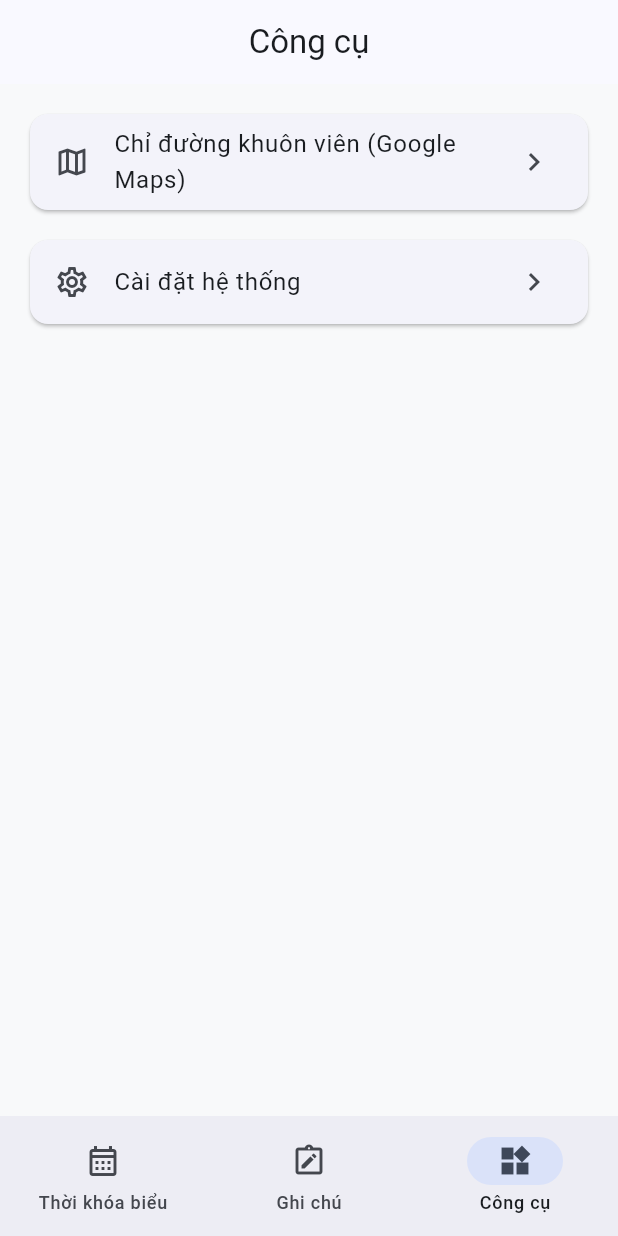
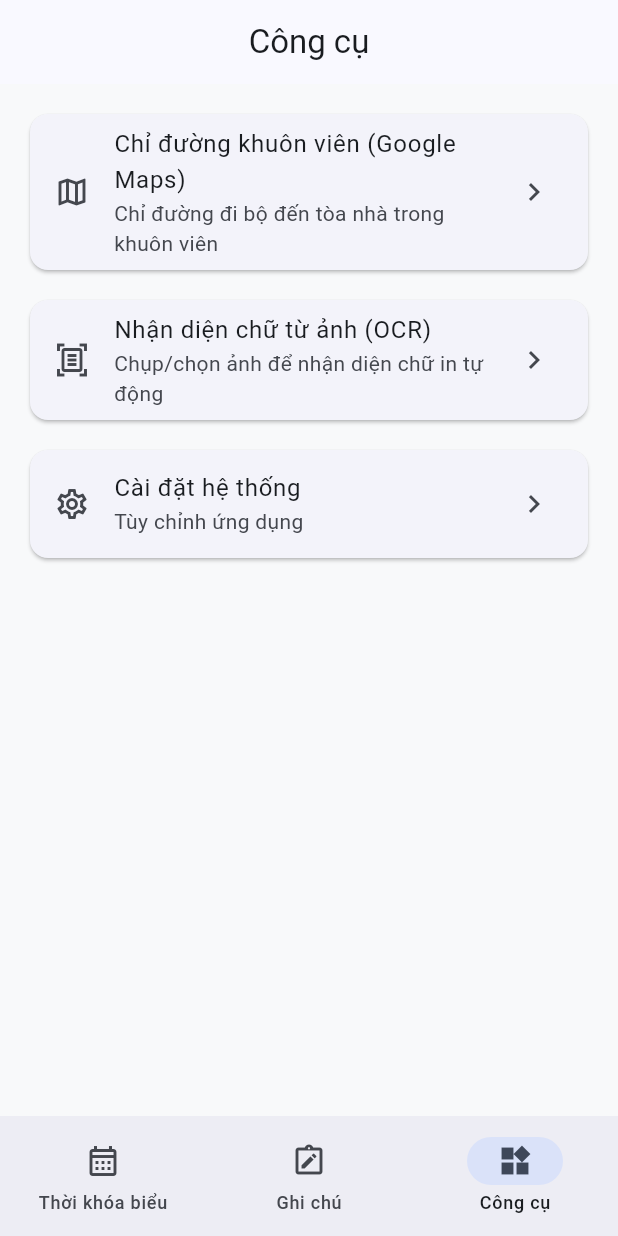
Before and after one commit to meNoobSingle123/studysnap, a Flutter app: the screen it shows after launch, item 3 of the bottom bar chosen, on a phone screen of 412 x 824 dp. Run offline on Flutter 3.47's test engine with Material 3 defaults, Android fonts, the phone set to English and light mode, and no system bars; our stand-ins replace chewie, connectivity_plus, dio, equatable, flutter_bloc, flutter_secure_storage and 6 more; missing offline and left inert: google_mlkit_text_recognition.

Commit message:
feat: tích hợp OCR, bản đồ khuôn viên, ConnectivityBanner

```diff
--- a/lib/core/l10n/strings.dart
+++ b/lib/core/l10n/strings.dart
@@ -84,6 +84,7 @@ abstract final class AppStrings {
   // Tools & Settings Feature (S10, S13)
   static const String toolsTitle = 'Công cụ & Cài đặt';
   static const String mapNavigation = 'Chỉ đường khuôn viên (Google Maps)';
+  static const String ocrScanner = 'Nhận diện chữ từ ảnh (OCR)';
   static const String appSettings = 'Cài đặt hệ thống';
 
   // State Messages
--- a/lib/features/settings/presentation/pages/tools_page.dart
+++ b/lib/features/settings/presentation/pages/tools_page.dart
@@ -1,41 +1,70 @@
 import 'package:flutter/material.dart';
 
 import '../../../../core/l10n/strings.dart';
+import '../../../maps/campus_map_page.dart';
+import '../../../ocr/ocr_scanner_page.dart';
 
 class ToolsPage extends StatelessWidget {
   const ToolsPage({super.key});
 
+  void _go(BuildContext context, Widget page) =>
+      Navigator.push(context, MaterialPageRoute(builder: (_) => page));
+
   @override
   Widget build(BuildContext context) {
     return Scaffold(
-      appBar: AppBar(
-        title: const Text(AppStrings.toolsTab),
-      ),
-      body: ListView(
-        padding: const EdgeInsets.all(16.0),
-        children: [
-          Card(
-            child: ListTile(
-              leading: const Icon(Icons.map_outlined),
-              title: const Text(AppStrings.mapNavigation),
-              trailing: const Icon(Icons.chevron_right),
-              onTap: () {
-                // S10: Campus map navigation shortcut
-              },
-            ),
-          ),
-          const SizedBox(height: 12),
-          Card(
-            child: ListTile(
-              leading: const Icon(Icons.settings_outlined),
-              title: const Text(AppStrings.appSettings),
-              trailing: const Icon(Icons.chevron_right),
-              onTap: () {
-                // S13: System settings shortcut
-              },
-            ),
-          ),
-        ],
+      appBar: AppBar(title: const Text(AppStrings.toolsTab)),
+      body: ListView(padding: const EdgeInsets.all(16), children: [
+        _ToolCard(
+          icon: Icons.map_outlined,
+          title: AppStrings.mapNavigation,
+          subtitle: 'Chỉ đường đi bộ đến tòa nhà trong khuôn viên',
+          onTap: () => _go(context, const CampusMapPage()),
+        ),
+        _ToolCard(
+          icon: Icons.document_scanner_outlined,
+          title: AppStrings.ocrScanner,
+          subtitle: 'Chụp/chọn ảnh để nhận diện chữ in tự động',
+          onTap: () => _go(context, const OcrScannerPage()),
+        ),
+        _ToolCard(
+          icon: Icons.settings_outlined,
+          title: AppStrings.appSettings,
+          subtitle: 'Tùy chỉnh ứng dụng',
+          onTap: () {
+            // TODO S13: Màn cài đặt sẽ bổ sung sau
+          },
+        ),
+      ]),
+    );
+  }
+}
+
+class _ToolCard extends StatelessWidget {
+  final IconData icon;
+  final String title;
+  final String subtitle;
+  final VoidCallback onTap;
+
+  const _ToolCard({
+    required this.icon,
+    required this.title,
+    required this.subtitle,
+    required this.onTap,
+  });
+
+  @override
+  Widget build(BuildContext context) {
+    return Padding(
+      padding: const EdgeInsets.only(bottom: 12),
+      child: Card(
+        child: ListTile(
+          leading: Icon(icon),
+          title: Text(title),
+          subtitle: Text(subtitle),
+          trailing: const Icon(Icons.chevron_right),
+          onTap: onTap,
+        ),
       ),
     );
   }
--- a/lib/main.dart
+++ b/lib/main.dart
@@ -1,3 +1,4 @@
+import 'package:connectivity_plus/connectivity_plus.dart';
 import 'package:flutter/material.dart';
 
 import 'core/di/injection.dart';
@@ -23,6 +24,60 @@ class MyApp extends StatelessWidget {
       darkTheme: AppTheme.darkTheme,
       themeMode: ThemeMode.system,
       routerConfig: AppRouter.router,
+      // Banner mất mạng xuất hiện trên mọi màn hình (CĐ 5)
+      builder: (context, child) => ConnectivityBanner(child: child!),
     );
   }
 }
+
+// ── Connectivity Banner (CĐ 5) ─────────────────────────────────────────────
+/// Hiện banner "Mất kết nối" ở đầu màn khi không có mạng.
+class ConnectivityBanner extends StatelessWidget {
+  final Widget child;
+  const ConnectivityBanner({super.key, required this.child});
+
+  static bool _isOnline(List<ConnectivityResult> r) =>
+      r.any((e) => e != ConnectivityResult.none);
+
+  Stream<bool> get _online async* {
+    final c = Connectivity();
+    yield _isOnline(await c.checkConnectivity());
+    yield* c.onConnectivityChanged.map(_isOnline);
+  }
+
+  @override
+  Widget build(BuildContext context) {
+    return StreamBuilder<bool>(
+      stream: _online,
+      initialData: true,
+      builder: (context, snap) {
+        final online = snap.data ?? true;
+        return Column(children: [
+          if (!online)
+            Material(
+              color: Theme.of(context).colorScheme.errorContainer,
+              child: SafeArea(
+                bottom: false,
+                child: Padding(
+                  padding: const EdgeInsets.symmetric(
+                      horizontal: 16, vertical: 6),
+                  child: Row(children: [
+                    const Icon(Icons.wifi_off, size: 18),
+                    const SizedBox(width: 8),
+                    Text(
+                      'Mất kết nối internet',
+                      style: TextStyle(
+                          color: Theme.of(context)
+                              .colorScheme
+                              .onErrorContainer),
+                    ),
+                  ]),
+                ),
+              ),
+            ),
+          Expanded(child: child),
+        ]);
+      },
+    );
+  }
+}
```
Also changed, not shown: lib/features/maps/campus_map_page.dart (added, +169 -0 lines), lib/features/notes/presentation/pages/note_editor_page.dart (+32 -0 lines), lib/features/ocr/ocr_scanner_page.dart (added, +158 -0 lines), 3 other files.
